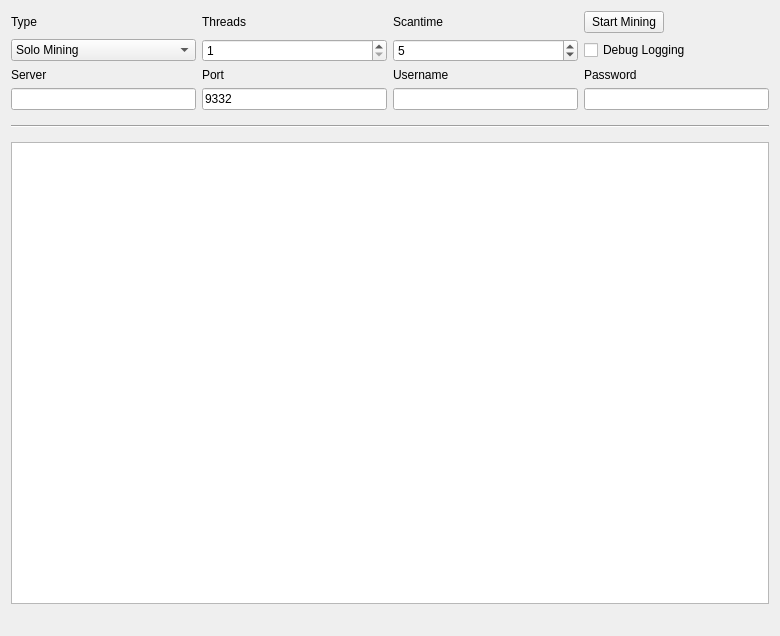
This is src/qt/forms/miningpage.ui in andarazoroflove/geocoin as Qt 5 draws it before an edit. The edited form follows.
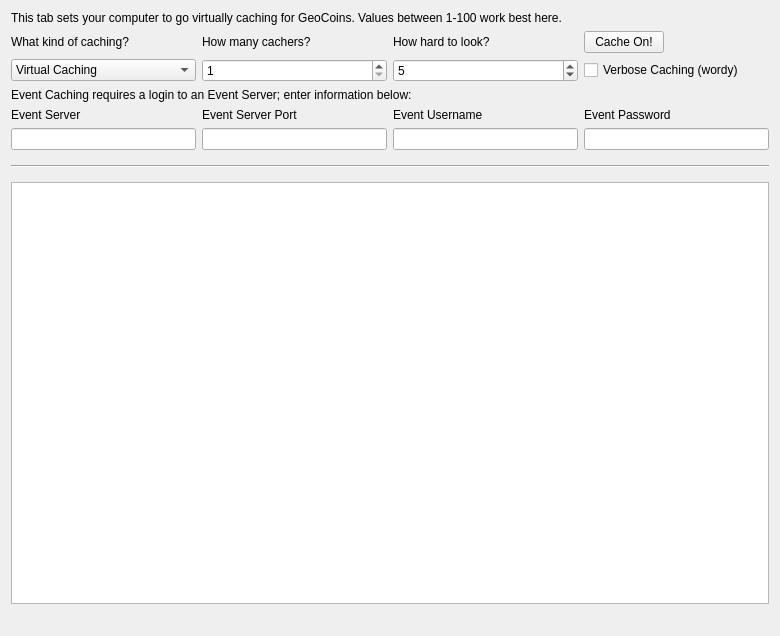
This is the edited form.

Diff of the .ui file:
```diff
--- a/src/qt/forms/miningpage.ui
+++ b/src/qt/forms/miningpage.ui
@@ -17,34 +17,14 @@
    <property name="sizeConstraint">
     <enum>QLayout::SetMaximumSize</enum>
    </property>
-   <item row="7" column="1">
+   <item row="8" column="1">
     <widget class="QLineEdit" name="serverLine">
      <property name="enabled">
       <bool>true</bool>
      </property>
     </widget>
    </item>
-   <item row="6" column="3">
-    <widget class="QLabel" name="usernameLabel">
-     <property name="enabled">
-      <bool>true</bool>
-     </property>
-     <property name="text">
-      <string>Username</string>
-     </property>
-    </widget>
-   </item>
-   <item row="6" column="1">
-    <widget class="QLabel" name="serverLabel">
-     <property name="enabled">
-      <bool>true</bool>
-     </property>
-     <property name="text">
-      <string>Server</string>
-     </property>
-    </widget>
-   </item>
-   <item row="7" column="3">
+   <item row="8" column="3">
     <widget class="QLineEdit" name="usernameLine">
      <property name="enabled">
       <bool>true</bool>
@@ -54,23 +34,43 @@
      </property>
     </widget>
    </item>
-   <item row="6" column="4">
+   <item row="7" column="4">
     <widget class="QLabel" name="passwordLabel">
      <property name="enabled">
       <bool>true</bool>
      </property>
      <property name="text">
-      <string>Password</string>
+      <string>Event Password</string>
      </property>
     </widget>
    </item>
-   <item row="6" column="2">
+   <item row="7" column="3">
+    <widget class="QLabel" name="usernameLabel">
+     <property name="enabled">
+      <bool>true</bool>
+     </property>
+     <property name="text">
+      <string>Event Username</string>
+     </property>
+    </widget>
+   </item>
+   <item row="7" column="1">
+    <widget class="QLabel" name="serverLabel">
+     <property name="enabled">
+      <bool>true</bool>
+     </property>
+     <property name="text">
+      <string>Event Server</string>
+     </property>
+    </widget>
+   </item>
+   <item row="7" column="2">
     <widget class="QLabel" name="portLabel">
      <property name="enabled">
       <bool>true</bool>
      </property>
      <property name="text">
-      <string>Port</string>
+      <string>Event Server Port</string>
      </property>
     </widget>
    </item>
@@ -83,11 +83,11 @@
       </sizepolicy>
      </property>
      <property name="text">
-      <string>Start Mining</string>
+      <string>Cache On!</string>
      </property>
     </widget>
    </item>
-   <item row="8" column="1" colspan="4">
+   <item row="10" column="1" colspan="4">
     <widget class="Line" name="line">
      <property name="sizePolicy">
       <sizepolicy hsizetype="Minimum" vsizetype="Fixed">
@@ -106,7 +106,7 @@
      </property>
     </widget>
    </item>
-   <item row="13" column="1" colspan="4">
+   <item row="15" column="1" colspan="4">
     <widget class="QListWidget" name="list">
      <property name="autoScrollMargin">
       <number>100000</number>
@@ -125,7 +125,7 @@
      </property>
     </widget>
    </item>
-   <item row="14" column="1" colspan="2">
+   <item row="16" column="1" colspan="2">
     <widget class="QLabel" name="shareCount">
      <property name="font">
       <font>
@@ -148,7 +148,7 @@
       <enum>Qt::LeftToRight</enum>
      </property>
      <property name="text">
-      <string>Scantime</string>
+      <string>How hard to look?</string>
      </property>
     </widget>
    </item>
@@ -158,21 +158,34 @@
       <bool>true</bool>
      </property>
      <property name="text">
-      <string>Threads</string>
+      <string>How many cachers?</string>
      </property>
     </widget>
    </item>
    <item row="4" column="4">
     <widget class="QCheckBox" name="debugCheckBox">
      <property name="text">
-      <string>Debug Logging</string>
+      <string>Verbose Caching (wordy)</string>
      </property>
     </widget>
    </item>
    <item row="3" column="1">
     <widget class="QLabel" name="typeLabel">
      <property name="text">
-      <string>Type</string>
+      <string>What kind of caching?</string>
+     </property>
+    </widget>
+   </item>
+   <item row="4" column="3">
+    <widget class="QSpinBox" name="scantimeBox">
+     <property name="enabled">
+      <bool>true</bool>
+     </property>
+     <property name="minimum">
+      <number>1</number>
+     </property>
+     <property name="value">
+      <number>5</number>
      </property>
     </widget>
    </item>
@@ -202,50 +215,37 @@
      </property>
      <item>
       <property name="text">
-       <string>Solo Mining</string>
+       <string>Virtual Caching</string>
       </property>
      </item>
      <item>
       <property name="text">
-       <string>Pool Mining</string>
+       <string>Event Caching</string>
       </property>
      </item>
     </widget>
    </item>
-   <item row="4" column="3">
-    <widget class="QSpinBox" name="scantimeBox">
-     <property name="enabled">
-      <bool>true</bool>
-     </property>
-     <property name="minimum">
-      <number>1</number>
-     </property>
-     <property name="value">
-      <number>5</number>
-     </property>
-    </widget>
-   </item>
-   <item row="7" column="2">
+   <item row="8" column="2">
     <widget class="QLineEdit" name="portLine">
      <property name="enabled">
       <bool>true</bool>
      </property>
      <property name="text">
-      <string>9332</string>
+      <string/>
      </property>
      <property name="value" stdset="0">
       <number>9332</number>
      </property>
     </widget>
    </item>
-   <item row="7" column="4">
+   <item row="8" column="4">
     <widget class="QLineEdit" name="passwordLine">
      <property name="enabled">
       <bool>true</bool>
      </property>
     </widget>
    </item>
-   <item row="14" column="3" colspan="2">
+   <item row="16" column="3" colspan="2">
     <widget class="QLabel" name="mineSpeedLabel">
      <property name="sizePolicy">
       <sizepolicy hsizetype="Preferred" vsizetype="Preferred">
@@ -268,6 +268,20 @@
      </property>
     </widget>
    </item>
+   <item row="0" column="1" colspan="4">
+    <widget class="QLabel" name="label">
+     <property name="text">
+      <string>This tab sets your computer to go virtually caching for GeoCoins. Values between 1-100 work best here.</string>
+     </property>
+    </widget>
+   </item>
+   <item row="5" column="1" colspan="4">
+    <widget class="QLabel" name="label_2">
+     <property name="text">
+      <string>Event Caching requires a login to an Event Server; enter information below:</string>
+     </property>
+    </widget>
+   </item>
   </layout>
  </widget>
  <layoutdefault spacing="6" margin="11"/>
```
